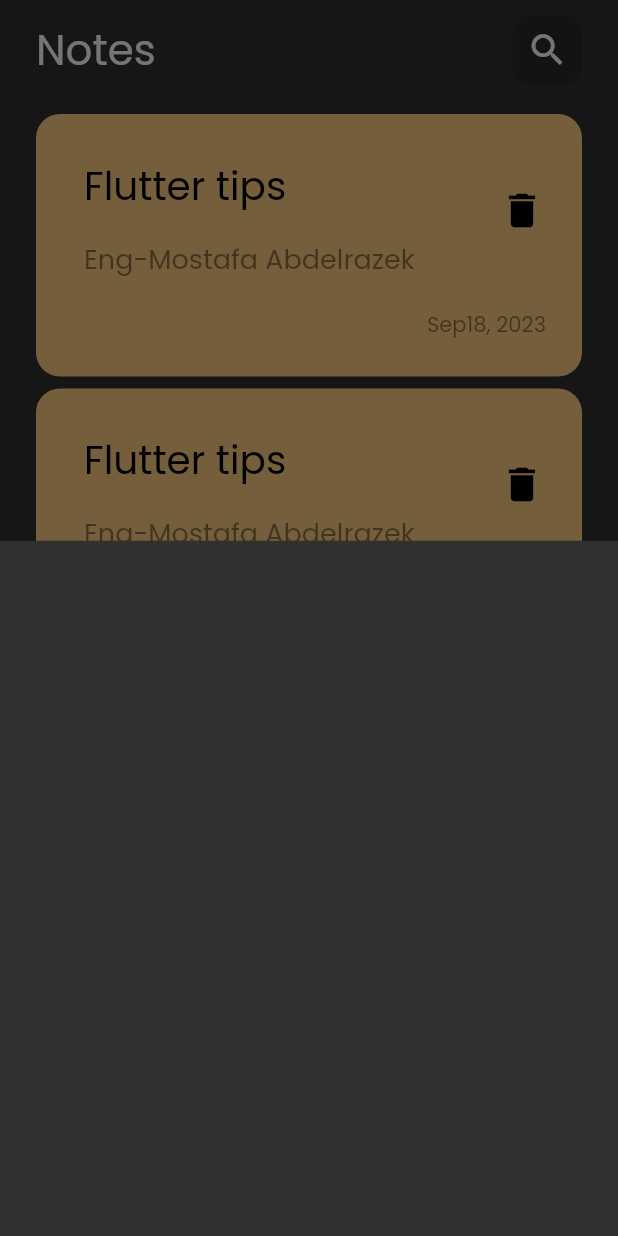
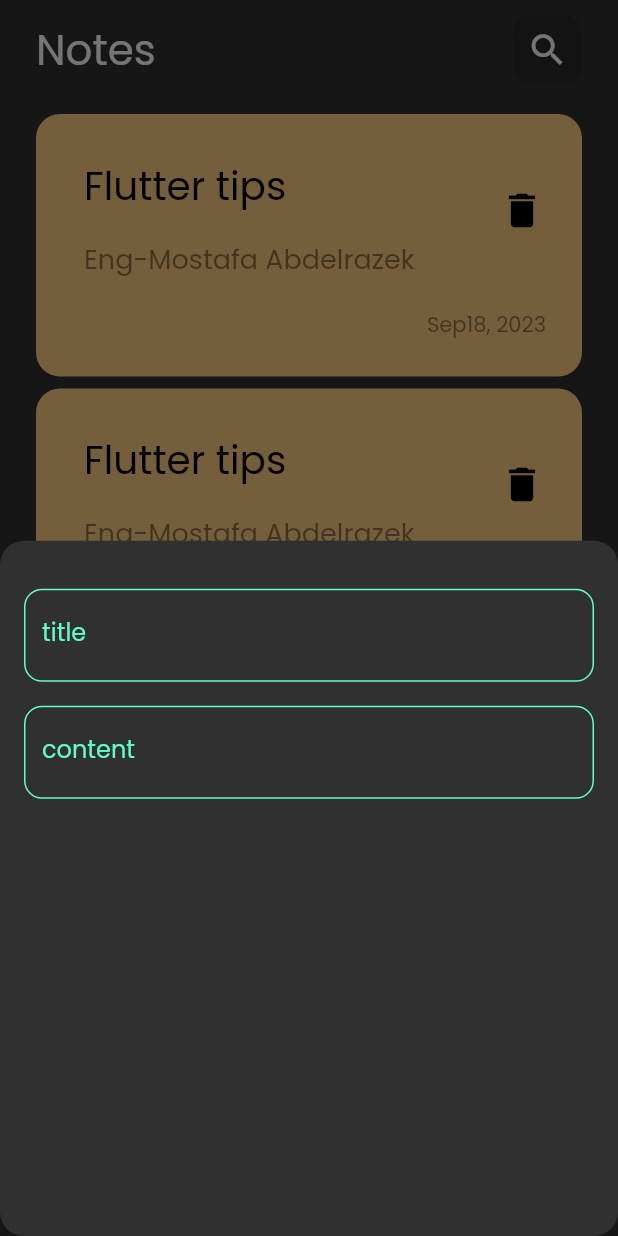
Before and after one commit to Mostafa3bdelrazek/Notes_App, a Flutter app: the screen it shows after launch, after a tap on the "add" icon, on a phone screen of 412 x 824 dp. Run offline on Flutter 3.47's test engine with Material 2 defaults, Android fonts, the phone set to English and light mode, and no system bars.

Commit message:
create custom text form field

```diff
--- /dev/null
+++ b/lib/constants.dart
@@ -0,0 +1,3 @@
+import 'package:flutter/material.dart';
+
+const primaryColor = Color(0xff62FDC7);
--- a/lib/views/notes_view.dart
+++ b/lib/views/notes_view.dart
@@ -11,6 +11,8 @@ class NotesView extends StatelessWidget {
       floatingActionButton: FloatingActionButton(
           onPressed: () {
             showModalBottomSheet(
+              shape: RoundedRectangleBorder(
+                  borderRadius: BorderRadius.circular(16)),
               context: context,
               builder: (context) {
                 return const AddNoteBottomSheet();
--- a/lib/views/widgets/add_note_bottom_sheet.dart
+++ b/lib/views/widgets/add_note_bottom_sheet.dart
@@ -1,10 +1,25 @@
 import 'package:flutter/material.dart';
+import 'package:notes/views/widgets/custom_text_form_field.dart';
 
 class AddNoteBottomSheet extends StatelessWidget {
   const AddNoteBottomSheet({super.key});
 
   @override
   Widget build(BuildContext context) {
-    return Container();
+    return Padding(
+      padding: const EdgeInsets.symmetric(horizontal: 16),
+      child: Column(
+        children: [
+          const SizedBox(height: 32),
+          CustomTextField(
+            labelText: 'title',
+          ),
+          const SizedBox(height: 16),
+          CustomTextField(
+            labelText: 'content',
+          ),
+        ],
+      ),
+    );
   }
 }
--- /dev/null
+++ b/lib/views/widgets/custom_text_form_field.dart
@@ -0,0 +1,84 @@
+import 'package:flutter/material.dart';
+
+import '../../constants.dart';
+
+// ignore: must_be_immutable
+class CustomTextField extends StatelessWidget {
+  String? labelText;
+  Function(String)? onChanged;
+  bool obscureText;
+  CustomTextField({
+    super.key,
+    this.onChanged,
+    this.labelText,
+    this.obscureText = false,
+  });
+  @override
+  Widget build(BuildContext context) {
+    return TextFormField(
+      validator: (data) {
+        if (data!.isEmpty) {
+          return 'field is required';
+        }
+        return null;
+      },
+      obscureText: obscureText,
+      onChanged: onChanged,
+      cursorColor: primaryColor,
+      decoration: InputDecoration(
+        labelText: labelText,
+        labelStyle: const TextStyle(color: primaryColor),
+        border: OutlineInputBorder(
+          borderRadius: BorderRadius.circular(12),
+        ),
+        enabledBorder: OutlineInputBorder(
+          borderRadius: BorderRadius.circular(12),
+          borderSide: const BorderSide(
+            color: primaryColor,
+          ),
+        ),
+      ),
+    );
+  }
+}
+
+
+
+//=================================
+// TextFormField(
+//                   validator: (value) {
+//                     if (value!.isEmpty) {
+//                       return 'Password must be not empty';
+//                     }
+//                     return null;
+//                   },
+//                   controller: passwordController,
+//                   decoration: InputDecoration(
+//                     labelText: 'Password',
+//                     prefixIcon: const Icon(
+//                       Icons.lock,
+//                     ),
+//                     suffixIcon: IconButton(
+//                       onPressed: () {
+//                         setState(() {
+//                           view = !view;
+//                           if (view == true) {
+//                             icon = Icons.remove_red_eye;
+//                           } else {
+//                             icon = Icons.visibility_off;
+//                           }
+//                         });
+//                       },
+//                       icon: Icon(
+//                         icon,
+//                       ),
+//                     ),
+//                     enabledBorder: const OutlineInputBorder(
+//                       borderSide: BorderSide(
+//                         color: Colors.white,
+//                       ),
+//                     ),
+//                   ),
+//                   keyboardType: TextInputType.visiblePassword,
+//                   obscureText: view,
+//                 ),
```
